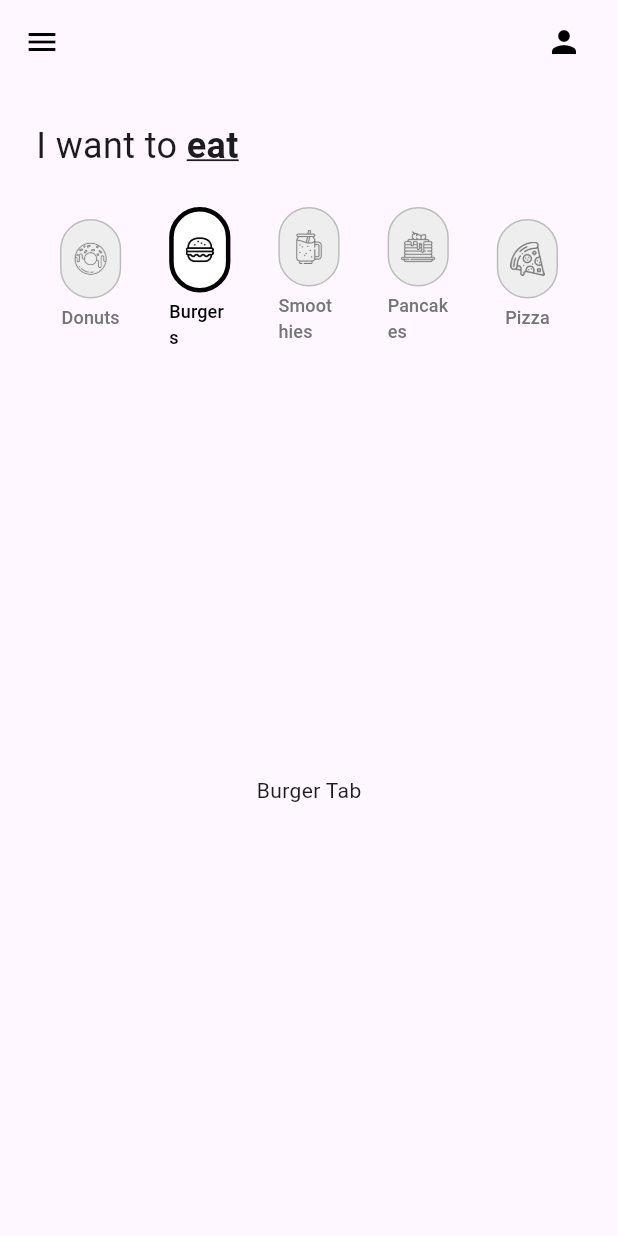
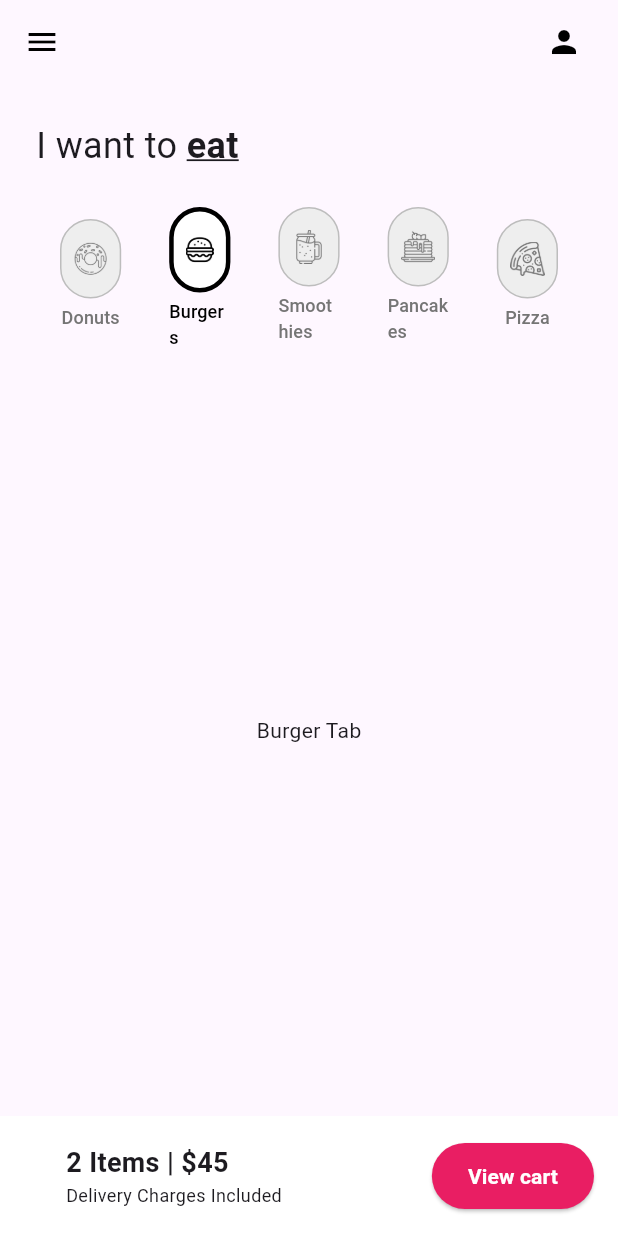
Before and after one commit to bobjk123/donut_app_8sc_25_3, a Flutter app: the screen it shows after launch, tab 2 chosen, on a phone screen of 412 x 824 dp. Run offline on Flutter 3.47's test engine with Material 3 defaults, Android fonts, the phone set to English and light mode, and no system bars.

Commit message:
Shopping Cart container added

```diff
--- a/lib/screens/home_page.dart
+++ b/lib/screens/home_page.dart
@@ -119,6 +119,53 @@ class _HomePageState extends State<HomePage>
               ],
             ),
           ),
+
+          //4. Carrito (Cart)
+          Container(
+            color: Colors.white,
+            padding: const EdgeInsets.all(16),
+            child: Row(
+              mainAxisAlignment: MainAxisAlignment.spaceBetween,
+              children: [
+                Padding(
+                  padding: EdgeInsets.only(left: 28),
+                  child: Column(
+                    crossAxisAlignment: CrossAxisAlignment.start,
+                    children: [
+                      Text(
+                        '2 Items | \$45',
+                        style: TextStyle(
+                          fontSize: 18,
+                          fontWeight: FontWeight.bold,
+                        ),
+                      ),
+                      Text(
+                        'Delivery Charges Included',
+                        style: TextStyle(fontSize: 12),
+                      ),
+                    ],
+                  ),
+                ),
+                ElevatedButton(
+                  style: ElevatedButton.styleFrom(
+                    backgroundColor: Colors.pink,
+                    padding: const EdgeInsets.symmetric(
+                      horizontal: 24,
+                      vertical: 12,
+                    ),
+                  ),
+                  onPressed: () {},
+                  child: const Text(
+                    'View cart',
+                    style: TextStyle(
+                      color: Colors.white,
+                      fontWeight: FontWeight.bold,
+                    ),
+                  ),
+                ),
+              ],
+            ),
+          ),
         ],
       ),
     );
```
